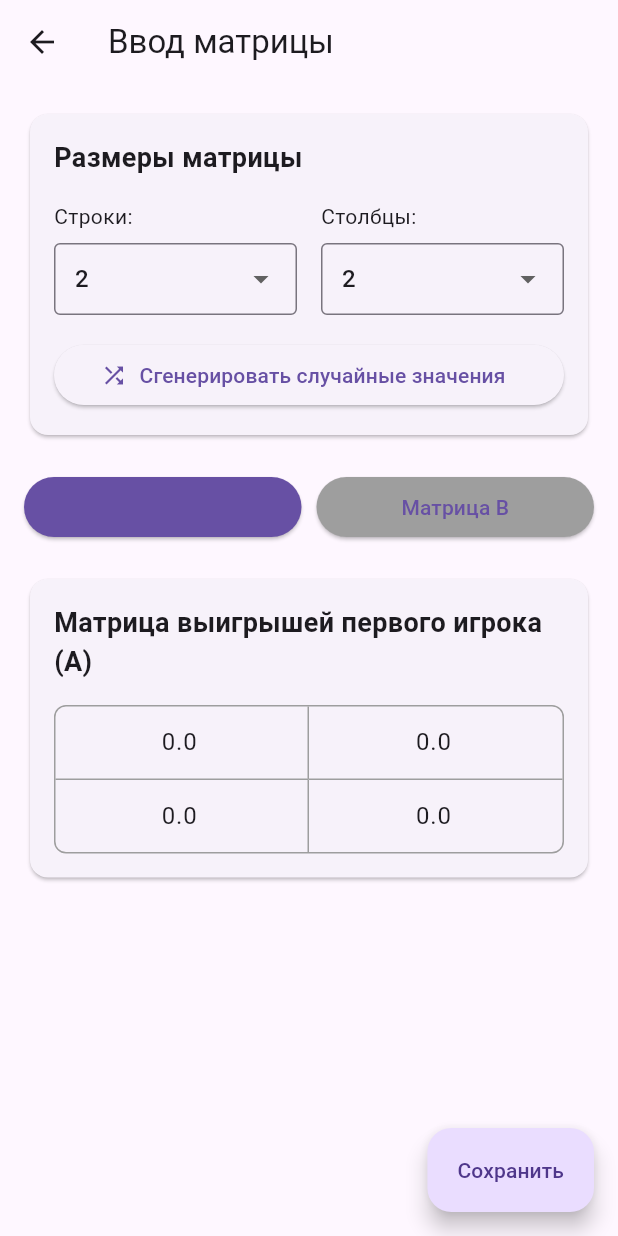
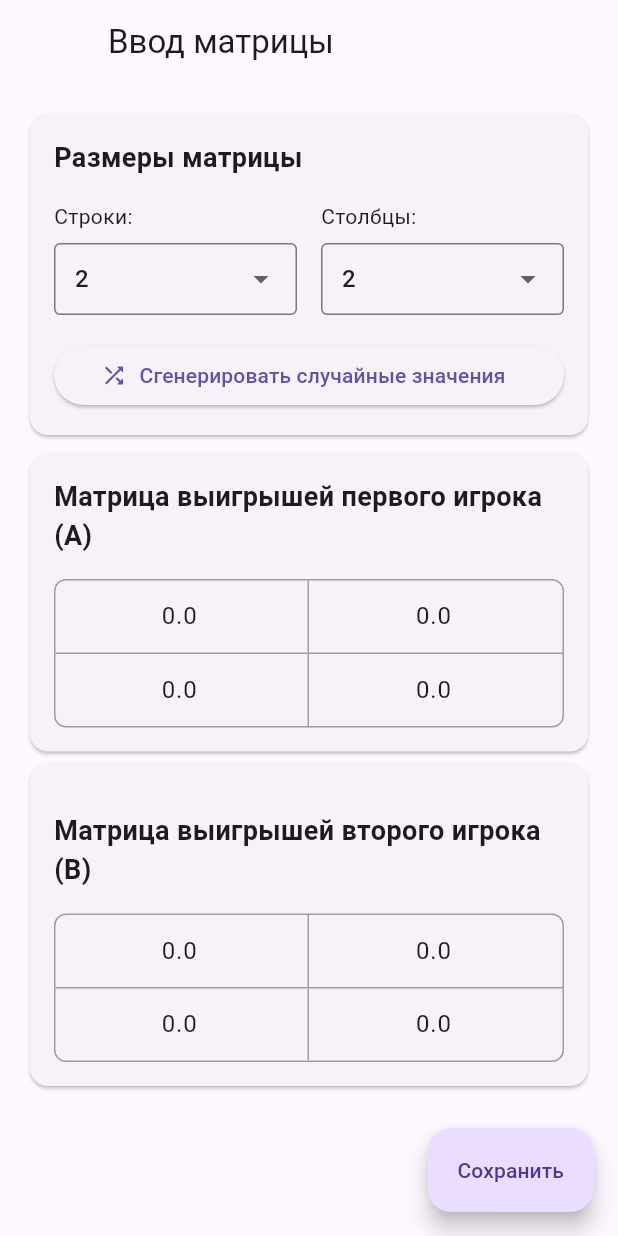
Before and after one commit to GrIvans/mind_games, a Flutter app: the screen it shows after launch, after a tap on "Изменить матрицу", on a phone screen of 412 x 824 dp. Run offline on Flutter 3.47's test engine with Material 3 defaults, Android fonts, the phone set to English and light mode, and no system bars.

Commit message:
изменен экран ввода матрицы, теперь обе матрицы отображаются на одном экране

```diff
--- a/lib/home_screen_widget.dart
+++ b/lib/home_screen_widget.dart
@@ -38,7 +38,9 @@ class _HomeScreenState extends State<HomeScreen> {
                           TextStyle(fontSize: 18, fontWeight: FontWeight.bold),
                     ),
                     SizedBox(height: 10),
-                    Text('Размер: 2x2'),
+                    matrixA.isNotEmpty
+                        ? Text('Размер: ${matrixA.length}x${matrixA[0].length}')
+                        : Text('Матрица не задана'),
                     SizedBox(height: 5),
                     ElevatedButton(
                       onPressed: () async {
@@ -74,11 +76,12 @@ class _HomeScreenState extends State<HomeScreen> {
                       Navigator.push(
                         context,
                         MaterialPageRoute(
-                            builder: (context) => AlgorithmResultScreen(
-                                  algorithm: 'max-min',
-                                  matrixA: matrixA,
-                                  matrixB: matrixB,
-                                )),
+                          builder: (context) => AlgorithmResultScreen(
+                            algorithm: 'max-min',
+                            matrixA: matrixA,
+                            matrixB: matrixB,
+                          ),
+                        ),
                       );
                     },
                   ),
--- a/lib/matrix_input_screen_widget.dart
+++ b/lib/matrix_input_screen_widget.dart
@@ -15,7 +15,6 @@ class MatrixInputScreenState extends State<MatrixInputScreen> {
   List<List<double>> matrixB = [];
   List<List<TextEditingController>> controllersA = [];
   List<List<TextEditingController>> controllersB = [];
-  bool showMatrixB = false;
 
   @override
   void initState() {
@@ -79,6 +78,9 @@ class MatrixInputScreenState extends State<MatrixInputScreen> {
     return Scaffold(
       appBar: AppBar(
         title: Text('Ввод матрицы'),
+        leading: SizedBox(
+          width: 10,
+        ),
       ),
       body: SingleChildScrollView(
         padding: EdgeInsets.all(16.0),
@@ -173,46 +175,7 @@ class MatrixInputScreenState extends State<MatrixInputScreen> {
               ),
             ),
 
-            SizedBox(height: 20),
-
-            // Переключатель матриц
-            Row(
-              children: [
-                Expanded(
-                  child: ElevatedButton(
-                    onPressed: () {
-                      setState(() {
-                        showMatrixB = false;
-                      });
-                    },
-                    child: Text('Матрица A'),
-                    style: ElevatedButton.styleFrom(
-                      backgroundColor: !showMatrixB
-                          ? Theme.of(context).primaryColor
-                          : Colors.grey,
-                    ),
-                  ),
-                ),
-                SizedBox(width: 10),
-                Expanded(
-                  child: ElevatedButton(
-                    onPressed: () {
-                      setState(() {
-                        showMatrixB = true;
-                      });
-                    },
-                    child: Text('Матрица B'),
-                    style: ElevatedButton.styleFrom(
-                      backgroundColor: showMatrixB
-                          ? Theme.of(context).primaryColor
-                          : Colors.grey,
-                    ),
-                  ),
-                ),
-              ],
-            ),
-
-            SizedBox(height: 20),
+            SizedBox(height: 4),
 
             // Текущая матрица (A или B)
             Card(
@@ -222,9 +185,7 @@ class MatrixInputScreenState extends State<MatrixInputScreen> {
                   crossAxisAlignment: CrossAxisAlignment.start,
                   children: [
                     Text(
-                      showMatrixB
-                          ? 'Матрица выигрышей второго игрока (B)'
-                          : 'Матрица выигрышей первого игрока (A)',
+                      'Матрица выигрышей первого игрока (A)',
                       style:
                           TextStyle(fontSize: 18, fontWeight: FontWeight.bold),
                     ),
@@ -234,7 +195,45 @@ class MatrixInputScreenState extends State<MatrixInputScreen> {
                         border: Border.all(color: Colors.grey),
                         borderRadius: BorderRadius.circular(8),
                       ),
+                      child: generateMatrixWidget(showMatrixB: false),
+                    ),
+                  ],
+                ),
+              ),
+            ),
+            Card(
+              child: Padding(
+                padding: EdgeInsets.all(16),
                 child: Column(
+                  children: [
+                    SizedBox(height: 16),
+                    Text(
+                      'Матрица выигрышей второго игрока (B)',
+                      style:
+                          TextStyle(fontSize: 18, fontWeight: FontWeight.bold),
+                    ),
+                    SizedBox(height: 16),
+                    Container(
+                      decoration: BoxDecoration(
+                        border: Border.all(color: Colors.grey),
+                        borderRadius: BorderRadius.circular(8),
+                      ),
+                      child: generateMatrixWidget(showMatrixB: true),
+                    ),
+                  ],
+                ),
+              ),
+            ),
+          ],
+        ),
+      ),
+      floatingActionButton: FloatingActionButton.extended(
+          onPressed: saveMatrix, label: Text("Сохранить")),
+    );
+  }
+
+  Widget generateMatrixWidget({required bool showMatrixB}) {
+    return Column(
       children: List.generate(
         rows,
         (i) => Row(
@@ -255,13 +254,11 @@ class MatrixInputScreenState extends State<MatrixInputScreen> {
                 child: Padding(
                   padding: EdgeInsets.all(4.0),
                   child: TextField(
-                                      controller: showMatrixB
-                                          ? controllersB[i][j]
-                                          : controllersA[i][j],
+                    controller:
+                        showMatrixB ? controllersB[i][j] : controllersA[i][j],
                     textAlign: TextAlign.center,
                     keyboardType:
-                                          TextInputType.numberWithOptions(
-                                              decimal: true),
+                        TextInputType.numberWithOptions(decimal: true),
                     decoration: InputDecoration(
                       isDense: true,
                       contentPadding: EdgeInsets.all(8),
@@ -274,17 +271,6 @@ class MatrixInputScreenState extends State<MatrixInputScreen> {
           ),
         ),
       ),
-                      ),
-                    ),
-                  ],
-                ),
-              ),
-            ),
-          ],
-        ),
-      ),
-      floatingActionButton: FloatingActionButton.extended(
-          onPressed: saveMatrix, label: Text("Сохранить")),
     );
   }
 }
```
Lines whose indentation alone changed are shown as unchanged.
